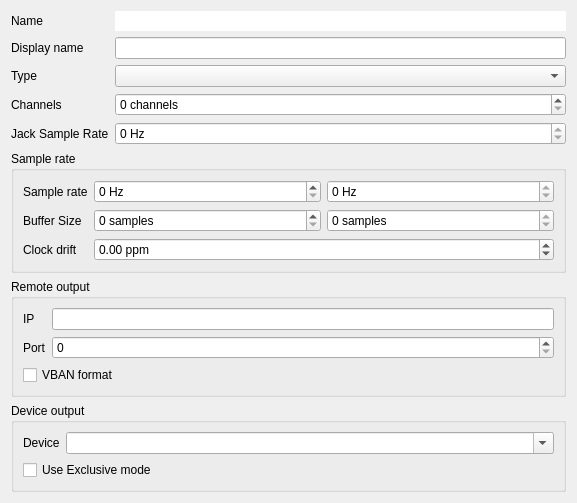
Old version of the form damc_gui/OutputInstanceConfigDialog.ui in the repository amurzeau/damc.
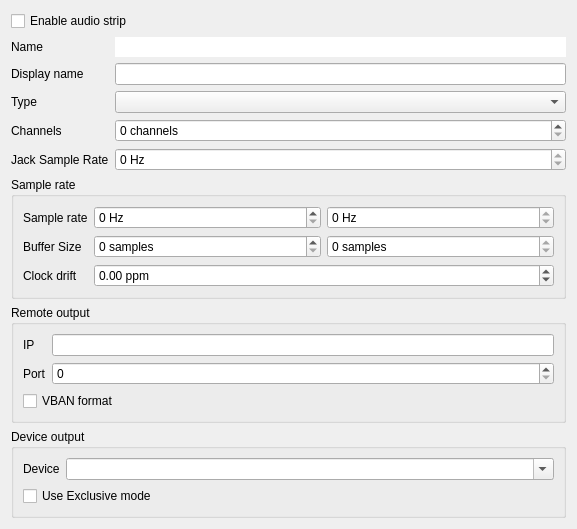
New version of the form.

Commit message: gui: add enable checkbox in config dialog box

```diff
--- a/damc_gui/OutputInstanceConfigDialog.ui
+++ b/damc_gui/OutputInstanceConfigDialog.ui
@@ -7,7 +7,7 @@
     <x>0</x>
     <y>0</y>
     <width>577</width>
-    <height>443</height>
+    <height>466</height>
    </rect>
   </property>
   <property name="windowTitle">
@@ -29,24 +29,24 @@
       <property name="bottomMargin">
        <number>0</number>
       </property>
-      <item row="2" column="0">
+      <item row="3" column="0">
        <widget class="QLabel" name="typeLabel">
         <property name="text">
          <string>Type</string>
         </property>
        </widget>
       </item>
-      <item row="2" column="1">
+      <item row="3" column="1">
        <widget class="QComboBox" name="typeCombo"/>
       </item>
-      <item row="3" column="0">
+      <item row="4" column="0">
        <widget class="QLabel" name="channelsLabel">
         <property name="text">
          <string>Channels</string>
         </property>
        </widget>
       </item>
-      <item row="3" column="1">
+      <item row="4" column="1">
        <widget class="QSpinBox" name="channelsSpin">
         <property name="suffix">
          <string> channels</string>
@@ -62,24 +62,24 @@
         </property>
        </widget>
       </item>
-      <item row="0" column="0">
+      <item row="1" column="0">
        <widget class="QLabel" name="nameLabel">
         <property name="text">
          <string>Name</string>
         </property>
        </widget>
       </item>
-      <item row="1" column="0">
+      <item row="2" column="0">
        <widget class="QLabel" name="displayNameLabel">
         <property name="text">
          <string>Display name</string>
         </property>
        </widget>
       </item>
-      <item row="1" column="1">
+      <item row="2" column="1">
        <widget class="QLineEdit" name="displayNameEdit"/>
       </item>
-      <item row="0" column="1">
+      <item row="1" column="1">
        <widget class="QLineEdit" name="nameEdit">
         <property name="frame">
          <bool>false</bool>
@@ -89,7 +89,7 @@
         </property>
        </widget>
       </item>
-      <item row="4" column="1">
+      <item row="5" column="1">
        <widget class="QSpinBox" name="measuredJackSampleRateSpinBox">
         <property name="toolTip">
          <string>Measured Jack sample rate</string>
@@ -105,13 +105,23 @@
         </property>
        </widget>
       </item>
-      <item row="4" column="0">
+      <item row="5" column="0">
        <widget class="QLabel" name="measuredJackSampleRateLabel">
         <property name="text">
          <string>Jack Sample Rate</string>
         </property>
        </widget>
       </item>
+      <item row="0" column="0" colspan="2">
+       <widget class="QCheckBox" name="enableCheckBox">
+        <property name="toolTip">
+         <string>Enable audio (configure type, sample rate and device beforehand)</string>
+        </property>
+        <property name="text">
+         <string>Enable audio strip</string>
+        </property>
+       </widget>
+      </item>
      </layout>
     </widget>
    </item>
```
The commit also changes 2 other files.
